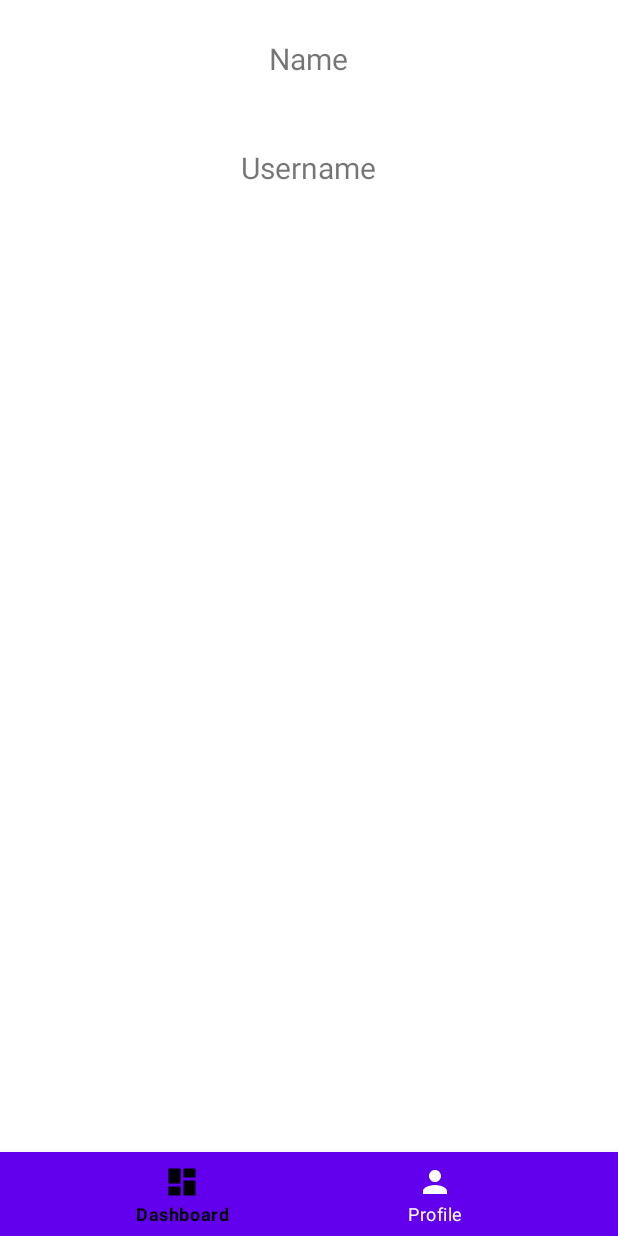
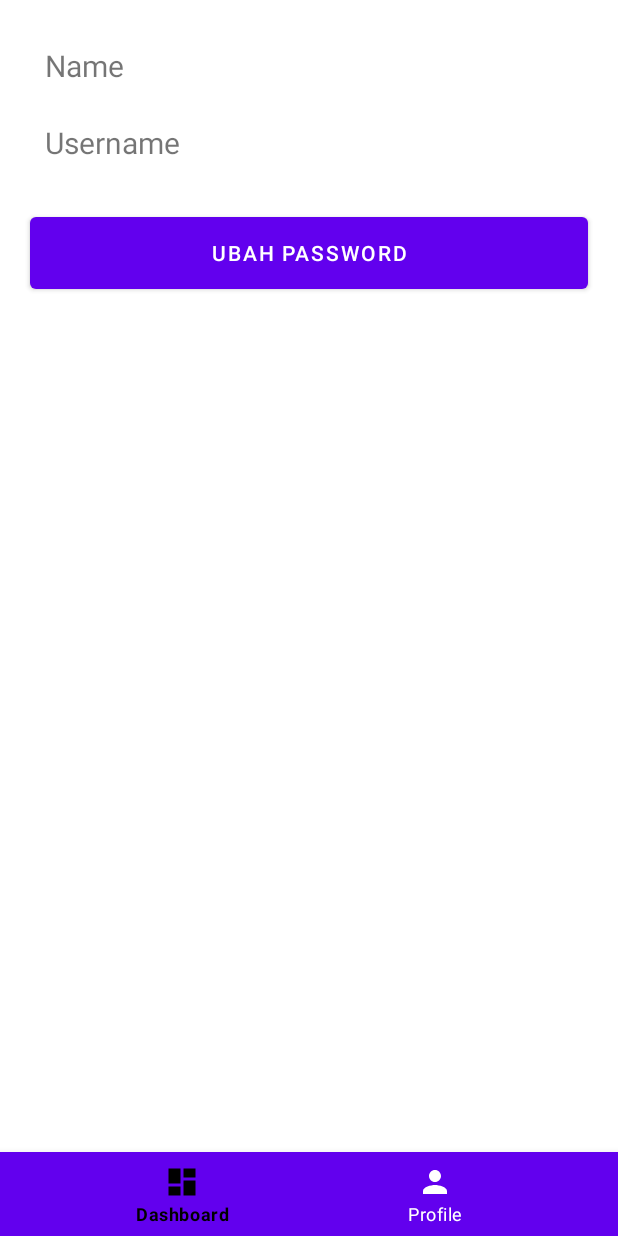
Before and after one commit to StringLAX/RoadSignSpotter, an Android app: the layout activity_profile.xml on its own in the app's theme, with its tools: preview values and no code run, on a phone screen of 412 x 824 dp. Run offline under Robolectric (Android 15) with nearby library versions, the phone set to English and light mode, and no system bars.

Commit message:
Pre Start

```diff
--- a/app/src/main/java/com/c23ps203/roadsignspotter/data/helper/Constant.kt
+++ b/app/src/main/java/com/c23ps203/roadsignspotter/data/helper/Constant.kt
@@ -9,5 +9,7 @@ class Constant {
         const val prefToken = R.string.pref_token.toString()
         const val prefName = R.string.pref_name.toString()
         const val prefUsername = R.string.pref_username.toString()
+        const val prefEmail = R.string.pref_email.toString()
+        const val prefUserId = R.string.pref_user_id.toString()
     }
 }
--- a/app/src/main/java/com/c23ps203/roadsignspotter/ui/LoginActivity.kt
+++ b/app/src/main/java/com/c23ps203/roadsignspotter/ui/LoginActivity.kt
@@ -69,6 +69,8 @@ class LoginActivity : AppCompatActivity() {
                     sharedPref.put(Constant.prefToken, "${response.body()?.token}")
                     sharedPref.put(Constant.prefName, "${response.body()?.name}")
                     sharedPref.put(Constant.prefUsername, "${response.body()?.username}")
+                    sharedPref.put(Constant.prefEmail, "${response.body()?.email}")
+                    sharedPref.put(Constant.prefUserId, "${response.body()?.userId}")
                     Log.d("message", "${response.body()?.message}")
                     moveIntent()
                 }
--- a/app/src/main/java/com/c23ps203/roadsignspotter/ui/MainActivity.kt
+++ b/app/src/main/java/com/c23ps203/roadsignspotter/ui/MainActivity.kt
@@ -31,6 +31,8 @@ class MainActivity : AppCompatActivity() {
         Log.d("token", sharedPref.getString(Constant.prefToken).toString())
         Log.d("name", sharedPref.getString(Constant.prefName).toString())
         Log.d("username", sharedPref.getString(Constant.prefUsername).toString())
+        Log.d("email", sharedPref.getString(Constant.prefEmail).toString())
+        Log.d("userId", sharedPref.getString(Constant.prefUserId).toString())
 
         binding.btnToCameraActivity.setOnClickListener {
             startActivity(Intent(this@MainActivity, ScanActivity::class.java))
--- a/app/src/main/res/layout/activity_profile.xml
+++ b/app/src/main/res/layout/activity_profile.xml
@@ -1,5 +1,5 @@
 <?xml version="1.0" encoding="utf-8"?>
-<RelativeLayout xmlns:android="http://schemas.android.com/apk/res/android"
+<androidx.constraintlayout.widget.ConstraintLayout xmlns:android="http://schemas.android.com/apk/res/android"
     xmlns:app="http://schemas.android.com/apk/res-auto"
     xmlns:tools="http://schemas.android.com/tools"
     android:layout_width="match_parent"
@@ -8,24 +8,52 @@
 
     <TextView
         android:id="@+id/tv_name"
-        android:layout_width="wrap_content"
+        android:layout_width="match_parent"
         android:layout_height="wrap_content"
-        android:layout_centerHorizontal="true"
+        android:layout_marginTop="20dp"
+        android:layout_marginHorizontal="20dp"
+        android:layout_marginBottom="2dp"
         android:padding="10dp"
+        android:text="@string/name"
         android:textSize="20sp"
-        android:layout_margin="15dp"
-        android:text="@string/name" />
+        app:layout_constraintBottom_toTopOf="@+id/tv_username"
+        app:layout_constraintEnd_toEndOf="parent"
+        app:layout_constraintStart_toStartOf="parent"
+        app:layout_constraintTop_toTopOf="parent"
+        app:layout_constraintVertical_bias="0.275" />
 
     <TextView
         android:id="@+id/tv_username"
-        android:layout_width="wrap_content"
+        android:layout_width="match_parent"
         android:layout_height="wrap_content"
         android:layout_below="@+id/tv_name"
-        android:layout_centerHorizontal="true"
+        android:layout_alignParentStart="true"
+        android:layout_alignParentEnd="true"
+        android:layout_marginHorizontal="20dp"
+        android:layout_marginTop="4dp"
+        android:padding="10dp"
+        android:text="@string/username"
         android:textSize="20sp"
-        android:padding="10dp"
-        android:layout_margin="10dp"
-        android:text="@string/username" />
+        app:layout_constraintEnd_toEndOf="parent"
+        app:layout_constraintStart_toStartOf="parent"
+        app:layout_constraintTop_toBottomOf="@id/tv_name" />
+
+    <Button
+        android:id="@+id/btn_change_password"
+        android:layout_width="match_parent"
+        android:layout_height="60dp"
+        android:layout_above="@+id/bottom_navigation"
+        android:layout_below="@+id/tv_username"
+        android:layout_alignParentStart="true"
+        android:layout_alignParentEnd="true"
+        android:layout_margin="20dp"
+        android:text="@string/change_password"
+        app:layout_constraintBottom_toTopOf="@+id/bottom_navigation"
+        app:layout_constraintEnd_toEndOf="parent"
+        app:layout_constraintHorizontal_bias="0.6"
+        app:layout_constraintStart_toStartOf="parent"
+        app:layout_constraintTop_toBottomOf="@+id/tv_username"
+        app:layout_constraintVertical_bias="0.0" />
 
     <com.google.android.material.bottomnavigation.BottomNavigationView
         android:id="@+id/bottom_navigation"
@@ -35,5 +63,10 @@
         android:background="@color/purple_500"
         app:itemIconTint="@drawable/selector"
         app:itemTextColor="@drawable/selector"
+        app:layout_constraintBottom_toBottomOf="parent"
+        app:layout_constraintEnd_toEndOf="parent"
+        app:layout_constraintStart_toStartOf="parent"
+        app:layout_constraintTop_toTopOf="parent"
+        app:layout_constraintVertical_bias="1.0"
         app:menu="@menu/menu" />
-</RelativeLayout>
+</androidx.constraintlayout.widget.ConstraintLayout>
--- a/app/src/main/res/values/strings.xml
+++ b/app/src/main/res/values/strings.xml
@@ -2,6 +2,8 @@
     <string name="app_name">RoadSignSpotter</string>
     <string name="email">E-mail</string>
     <string name="password">Password</string>
+    <string name="old_password">Old Password</string>
+    <string name="new_password">New Password</string>
     <string name="login">Login</string>
     <string name="logout">Logout</string>
     <string name="register">Register</string>
@@ -34,4 +36,7 @@
     <string name="btn_switch_camera">Switch camera</string>
     <string name="failed_to_open_camera">Gagal membuka kamera</string>
     <string name="failed_to_save_image">Gagal menyimpan gambar</string>
+    <string name="name_profile">Name \t\t\t\t\t\t:</string>
+    <string name="username_profile">Username \t:</string>
+    <string name="change_password">Ubah Password</string>
 </resources>
```
Also changed, not shown: app/src/main/AndroidManifest.xml (+8 -0 lines), app/src/main/java/com/c23ps203/roadsignspotter/data/api/Api.kt (+8 -0 lines), app/src/main/java/com/c23ps203/roadsignspotter/data/model/request/ChangePasswordRequest.kt (added, +19 -0 lines), app/src/main/java/com/c23ps203/roadsignspotter/data/model/response/ChangePasswordResponse.kt (added, +11 -0 lines), app/src/main/java/com/c23ps203/roadsignspotter/data/model/response/LoginResponse.kt (+9 -1 lines), app/src/main/java/com/c23ps203/roadsignspotter/ui/ChangePasswordActivity.kt (added, +68 -0 lines), app/src/main/java/com/c23ps203/roadsignspotter/ui/ProfileActivity.kt (+6 -4 lines), app/src/main/res/layout/activity_change_password.xml (added, +55 -0 lines), app/src/main/res/layout/activity_main.xml (+25 -12 lines), app/src/main/res/layout/activity_scan.xml (+8 -7 lines).
